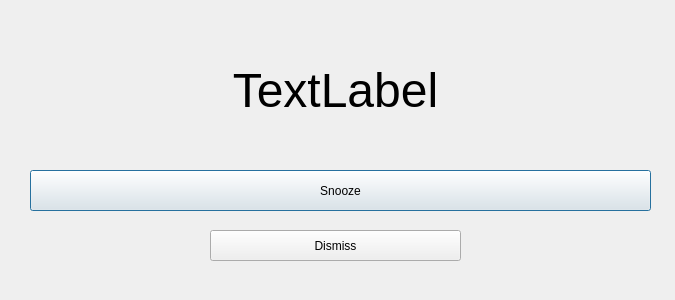
Above: coretime/snooze.ui from rahmanshaber/corebox before the change. Below: the same form after it.
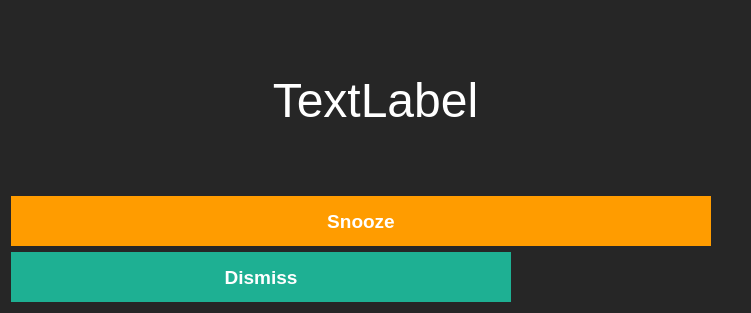
That is the form after the change. Icons and pictures are not drawn.

```diff
--- a/coretime/snooze.ui
+++ b/coretime/snooze.ui
@@ -6,8 +6,8 @@
    <rect>
     <x>0</x>
     <y>0</y>
-    <width>675</width>
-    <height>300</height>
+    <width>751</width>
+    <height>313</height>
    </rect>
   </property>
   <property name="windowTitle">
@@ -17,41 +17,15 @@
    <iconset resource="Icons.qrc">
     <normaloff>:/new/icons/Clock.png</normaloff>:/new/icons/Clock.png</iconset>
   </property>
-  <widget class="QPushButton" name="snzBtn">
-   <property name="geometry">
-    <rect>
-     <x>30</x>
-     <y>170</y>
-     <width>621</width>
-     <height>41</height>
-    </rect>
-   </property>
-   <property name="text">
-    <string>Snooze</string>
-   </property>
-  </widget>
-  <widget class="QPushButton" name="DismissBtn">
-   <property name="geometry">
-    <rect>
-     <x>210</x>
-     <y>230</y>
-     <width>251</width>
-     <height>31</height>
-    </rect>
-   </property>
-   <property name="text">
-    <string>Dismiss</string>
-   </property>
-  </widget>
+  <property name="styleSheet">
+   <string notr="true">QWidget{
+background-color: #262626;
+color: #ffffff;
+}</string>
+  </property>
+  <layout class="QVBoxLayout" name="verticalLayout">
+   <item>
   <widget class="QLabel" name="time">
-   <property name="geometry">
-    <rect>
-     <x>160</x>
-     <y>60</y>
-     <width>351</width>
-     <height>61</height>
-    </rect>
-   </property>
    <property name="font">
     <font>
      <pointsize>36</pointsize>
@@ -64,9 +38,65 @@
     <set>Qt::AlignCenter</set>
    </property>
   </widget>
- </widget>
- <resources>
-  <include location="Icons.qrc"/>
- </resources>
+   </item>
+   <item>
+    <widget class="QPushButton" name="snzBtn">
+     <property name="maximumSize">
+      <size>
+       <width>700</width>
+       <height>50</height>
+      </size>
+     </property>
+     <property name="font">
+      <font>
+       <pointsize>14</pointsize>
+       <weight>75</weight>
+       <bold>true</bold>
+      </font>
+     </property>
+     <property name="styleSheet">
+      <string notr="true">QPushButton{
+background-color:#FF9C00 ;
+border: 1px #34343C;
+padding: 10px 10px 10px 10px;
+}
+</string>
+     </property>
+     <property name="text">
+      <string>Snooze</string>
+     </property>
+    </widget>
+   </item>
+   <item>
+    <widget class="QPushButton" name="DismissBtn">
+     <property name="maximumSize">
+      <size>
+       <width>500</width>
+       <height>50</height>
+      </size>
+     </property>
+     <property name="font">
+      <font>
+       <pointsize>14</pointsize>
+       <weight>75</weight>
+       <bold>true</bold>
+      </font>
+     </property>
+     <property name="styleSheet">
+      <string notr="true">QPushButton{
+background-color:#1EB093 ;
+border: 1px #34343C;
+padding: 10px 10px 10px 10px;
+}
+</string>
+     </property>
+     <property name="text">
+      <string>Dismiss</string>
+     </property>
+    </widget>
+   </item>
+  </layout>
+ </widget>
+ <resources/>
  <connections/>
 </ui>
```
Left out of the diff: 2 changed lines with no effect on the pictures. Lines whose indentation alone changed are shown as unchanged.
